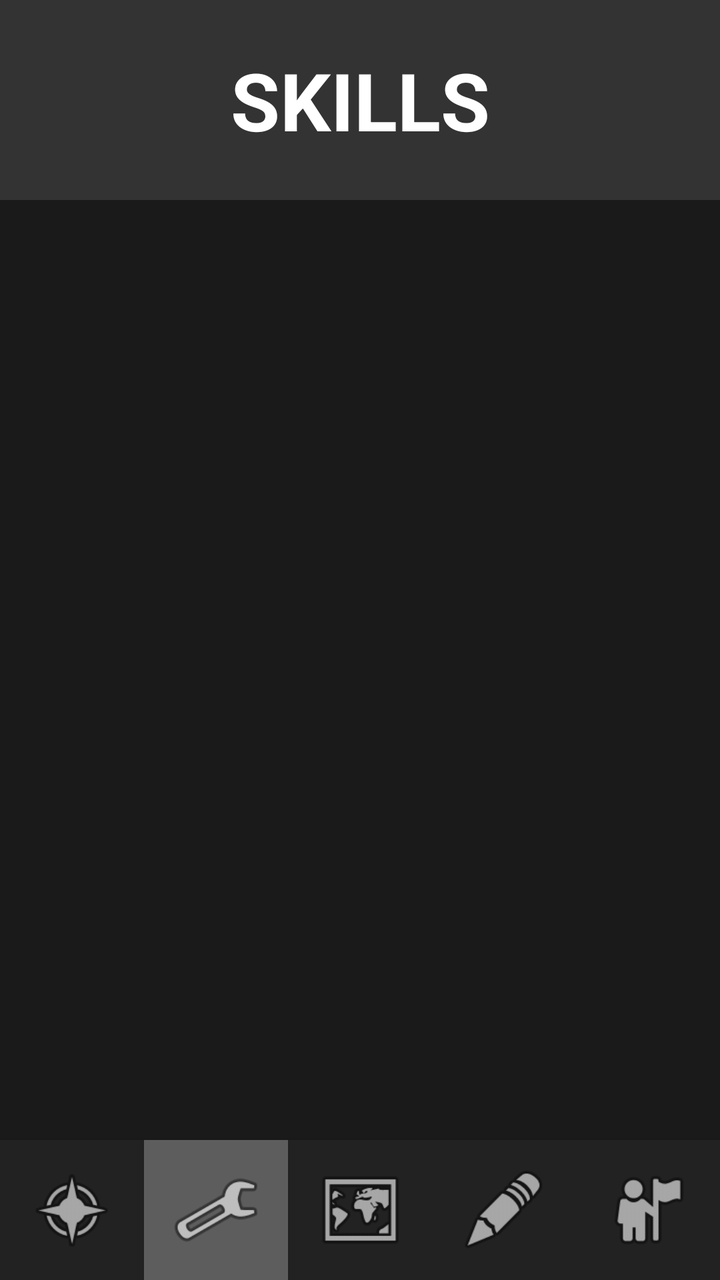
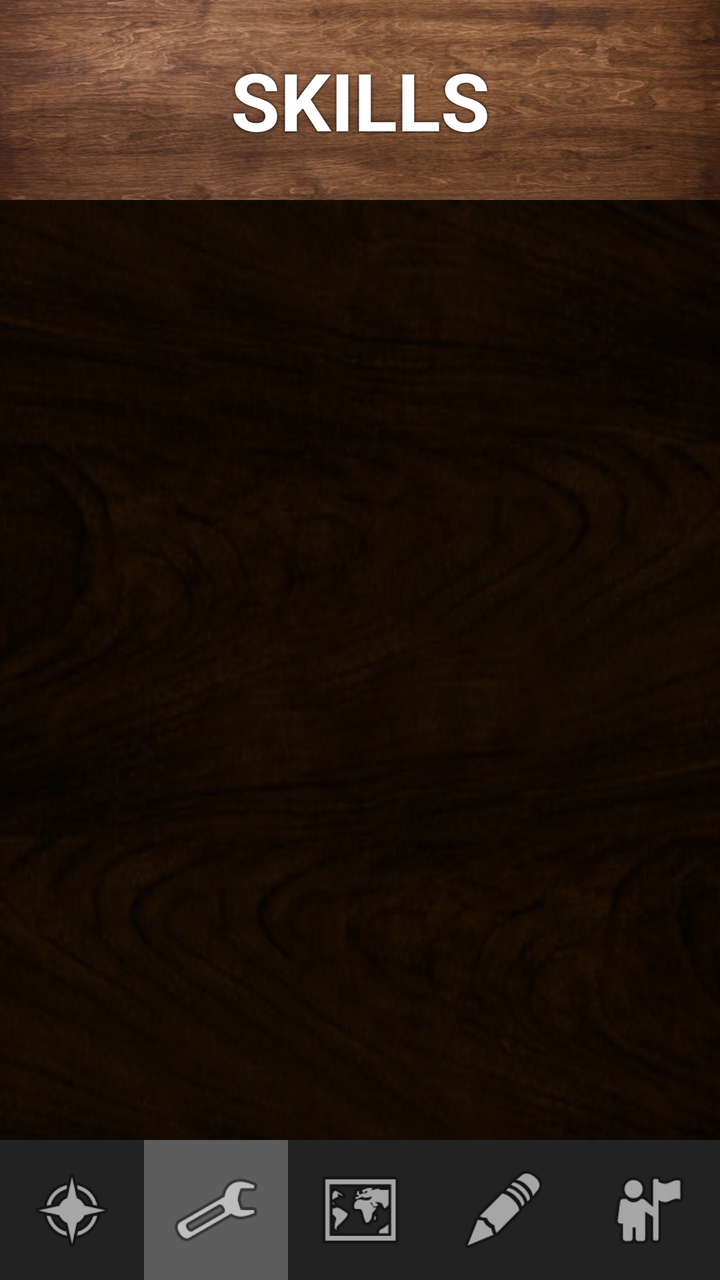

An Android layout rendered at two revisions. The XML below is the earlier revision; the diff shows what the commit changed to produce the second picture.
<!-- AndroidManifest.xml: application theme Theme.BattleScribe -->
<!-- res/layout/activity_skills.xml -->
<?xml version="1.0" encoding="utf-8"?>
<androidx.constraintlayout.widget.ConstraintLayout xmlns:android="http://schemas.android.com/apk/res/android"
    xmlns:app="http://schemas.android.com/apk/res-auto"
    xmlns:tools="http://schemas.android.com/tools"
    android:id="@+id/main"
    android:layout_width="match_parent"
    android:layout_height="match_parent"
    tools:context=".SkillsActivity">

    <ImageView
        android:id="@+id/imageView2"
        android:layout_width="0dp"
        android:layout_height="100dp"
        android:background="#333333"
        android:scaleType="centerCrop"
        app:layout_constraintEnd_toEndOf="parent"
        app:layout_constraintStart_toStartOf="parent"
        app:layout_constraintTop_toTopOf="parent" />

    <TextView
        android:id="@+id/skills_title"
        android:layout_width="wrap_content"
        android:layout_height="wrap_content"
        android:text="SKILLS"
        android:textColor="#FFFFFF"
        android:textSize="40sp"
        android:textStyle="bold"
        app:layout_constraintBottom_toBottomOf="@+id/imageView2"
        app:layout_constraintEnd_toEndOf="parent"
        app:layout_constraintStart_toStartOf="parent"
        app:layout_constraintTop_toTopOf="parent" />

    <ScrollView
        android:layout_width="0dp"
        android:layout_height="0dp"
        android:background="#1A1A1A"
        app:layout_constraintBottom_toTopOf="@+id/linearLayout"
        app:layout_constraintEnd_toEndOf="parent"
        app:layout_constraintStart_toStartOf="parent"
        app:layout_constraintTop_toBottomOf="@+id/imageView2">

        <LinearLayout
            android:id="@+id/skills_container"
            android:layout_width="match_parent"
            android:layout_height="wrap_content"
            android:orientation="vertical"
            android:padding="8dp">
        </LinearLayout>
    </ScrollView>

    
    <LinearLayout
        android:id="@+id/linearLayout"
        android:layout_width="0dp"
        android:layout_height="70dp"
        android:orientation="horizontal"
        android:background="#222222"
        android:elevation="10dp"
        app:layout_constraintBottom_toBottomOf="parent"
        app:layout_constraintEnd_toEndOf="parent"
        app:layout_constraintStart_toStartOf="parent">

        <ImageView
            android:id="@+id/shop"
            android:layout_width="0dp"
            android:layout_height="match_parent"
            android:layout_weight="1"
            android:padding="12dp"
            app:srcCompat="@android:drawable/ic_menu_compass" />

        <ImageView
            android:id="@+id/skills"
            android:layout_width="0dp"
            android:layout_height="match_parent"
            android:layout_weight="1"
            android:padding="12dp"
            android:background="#44FFFFFF"
            app:srcCompat="@android:drawable/ic_menu_manage" />

        <ImageView
            android:id="@+id/adventure"
            android:layout_width="0dp"
            android:layout_height="match_parent"
            android:layout_weight="1"
            android:padding="12dp"
            app:srcCompat="@android:drawable/ic_menu_mapmode" />

        <ImageView
            android:id="@+id/crafting"
            android:layout_width="0dp"
            android:layout_height="match_parent"
            android:layout_weight="1"
            android:padding="12dp"
            app:srcCompat="@android:drawable/ic_menu_edit" />

        <ImageView
            android:id="@+id/character"
            android:layout_width="0dp"
            android:layout_height="match_parent"
            android:layout_weight="1"
            android:padding="12dp"
            app:srcCompat="@android:drawable/ic_menu_myplaces" />
    </LinearLayout>
</androidx.constraintlayout.widget.ConstraintLayout>
<!-- resources referenced by this layout -->
<resources>
  <style name="Theme.BattleScribe" parent="Base.Theme.BattleScribe" />
  <style name="Base.Theme.BattleScribe" parent="Theme.Material3.DayNight.NoActionBar">
          
          
      </style>
</resources>

<!-- the commit's change to res/layout/activity_skills.xml (unified diff, before → after) -->
@@ -5,13 +5,14 @@
     android:id="@+id/main"
     android:layout_width="match_parent"
     android:layout_height="match_parent"
+    android:background="@drawable/inv_background"
     tools:context=".SkillsActivity">
 
     <ImageView
         android:id="@+id/imageView2"
         android:layout_width="0dp"
         android:layout_height="100dp"
-        android:background="#333333"
+        android:background="@drawable/medium_background"
         android:scaleType="centerCrop"
         app:layout_constraintEnd_toEndOf="parent"
         app:layout_constraintStart_toStartOf="parent"
@@ -25,6 +26,8 @@
         android:textColor="#FFFFFF"
         android:textSize="40sp"
         android:textStyle="bold"
+        android:shadowColor="#000000"
+        android:shadowRadius="4"
         app:layout_constraintBottom_toBottomOf="@+id/imageView2"
         app:layout_constraintEnd_toEndOf="parent"
         app:layout_constraintStart_toStartOf="parent"
@@ -33,7 +36,7 @@
     <ScrollView
         android:layout_width="0dp"
         android:layout_height="0dp"
-        android:background="#1A1A1A"
+        android:background="#66000000"
         app:layout_constraintBottom_toTopOf="@+id/linearLayout"
         app:layout_constraintEnd_toEndOf="parent"
         app:layout_constraintStart_toStartOf="parent"
@@ -60,45 +63,10 @@
         app:layout_constraintEnd_toEndOf="parent"
         app:layout_constraintStart_toStartOf="parent">
 
-        <ImageView
-            android:id="@+id/shop"
-            android:layout_width="0dp"
-            android:layout_height="match_parent"
-            android:layout_weight="1"
-            android:padding="12dp"
-            app:srcCompat="@android:drawable/ic_menu_compass" />
-
-        <ImageView
-            android:id="@+id/skills"
-            android:layout_width="0dp"
-            android:layout_height="match_parent"
-            android:layout_weight="1"
-            android:padding="12dp"
-            android:background="#44FFFFFF"
-            app:srcCompat="@android:drawable/ic_menu_manage" />
-
-        <ImageView
-            android:id="@+id/adventure"
-            android:layout_width="0dp"
-            android:layout_height="match_parent"
-            android:layout_weight="1"
-            android:padding="12dp"
-            app:srcCompat="@android:drawable/ic_menu_mapmode" />
-
-        <ImageView
-            android:id="@+id/crafting"
-            android:layout_width="0dp"
-            android:layout_height="match_parent"
-            android:layout_weight="1"
-            android:padding="12dp"
-            app:srcCompat="@android:drawable/ic_menu_edit" />
-
-        <ImageView
-            android:id="@+id/character"
-            android:layout_width="0dp"
-            android:layout_height="match_parent"
-            android:layout_weight="1"
-            android:padding="12dp"
-            app:srcCompat="@android:drawable/ic_menu_myplaces" />
+        <ImageView android:id="@+id/shop" android:layout_width="0dp" android:layout_height="match_parent" android:layout_weight="1" android:padding="12dp" app:srcCompat="@android:drawable/ic_menu_compass" />
+        <ImageView android:id="@+id/skills" android:layout_width="0dp" android:layout_height="match_parent" android:layout_weight="1" android:padding="12dp" android:background="#44FFFFFF" app:srcCompat="@android:drawable/ic_menu_manage" />
+        <ImageView android:id="@+id/adventure" android:layout_width="0dp" android:layout_height="match_parent" android:layout_weight="1" android:padding="12dp" app:srcCompat="@android:drawable/ic_menu_mapmode" />
+        <ImageView android:id="@+id/crafting" android:layout_width="0dp" android:layout_height="match_parent" android:layout_weight="1" android:padding="12dp" app:srcCompat="@android:drawable/ic_menu_edit" />
+        <ImageView android:id="@+id/character" android:layout_width="0dp" android:layout_height="match_parent" android:layout_weight="1" android:padding="12dp" app:srcCompat="@android:drawable/ic_menu_myplaces" />
     </LinearLayout>
 </androidx.constraintlayout.widget.ConstraintLayout>
<!-- resource entries referenced after the edit -->
@@ -1,5 +1,7 @@
 <!-- resources referenced by this layout -->
 <resources>
+  <!-- drawable inv_background: jpg bitmap (drawable, 34452 bytes) -->
+  <!-- drawable medium_background: jpg bitmap (drawable, 44008 bytes) -->
   <style name="Theme.BattleScribe" parent="Base.Theme.BattleScribe" />
   <style name="Base.Theme.BattleScribe" parent="Theme.Material3.DayNight.NoActionBar">
           
